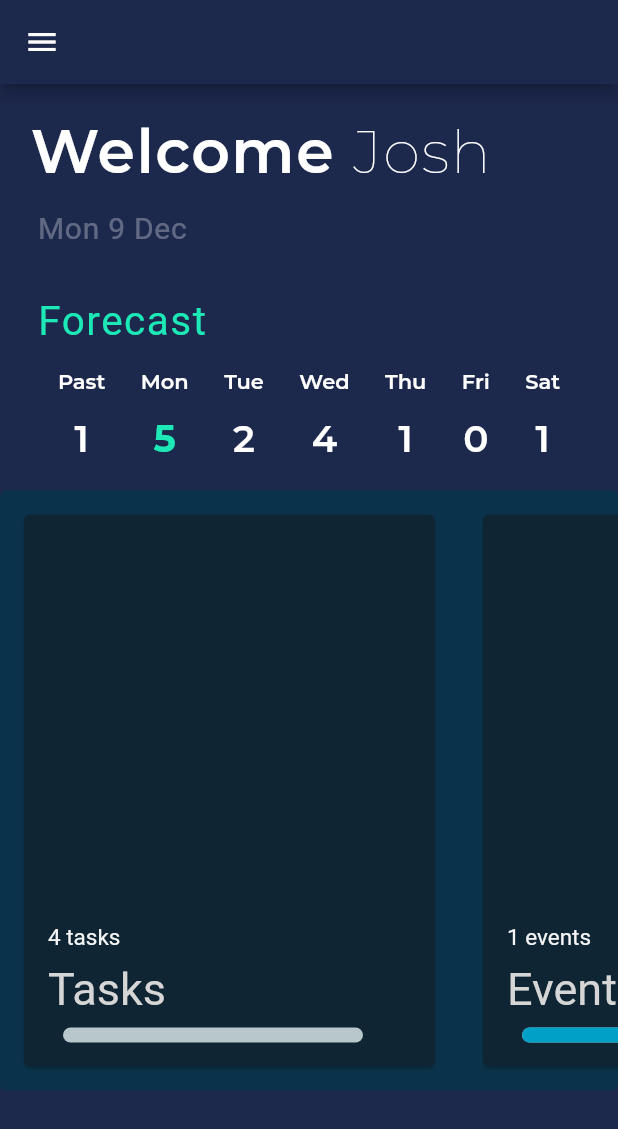
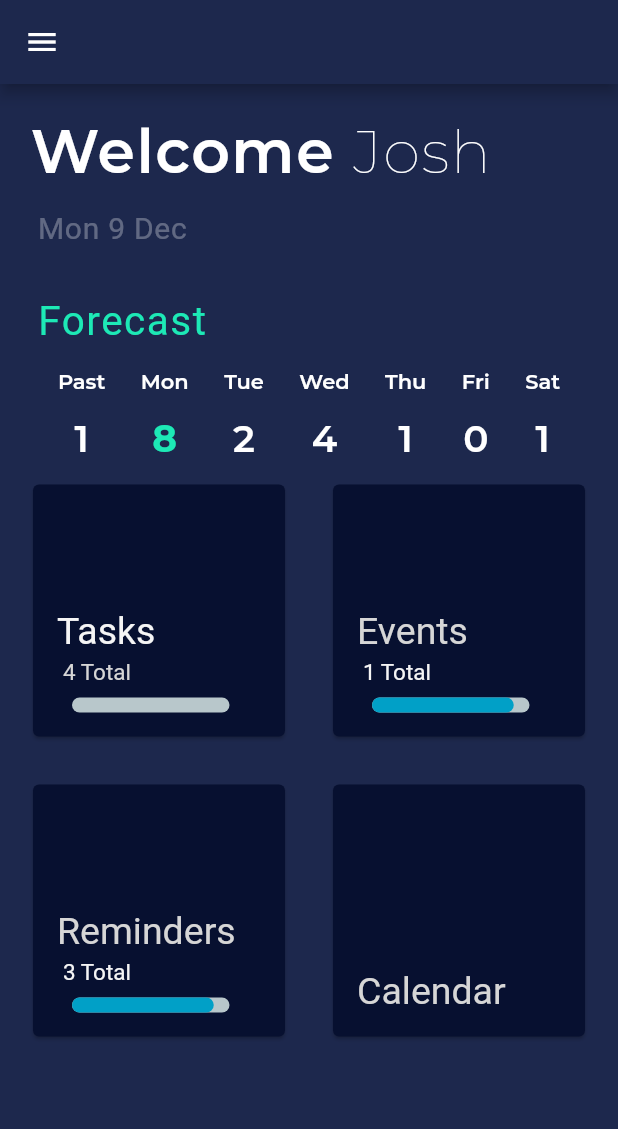
Before and after one commit to ngarcia238/Productivist2.0, a Flutter app: the screen it shows after launch, after a tap on "Log In", on a phone screen of 412 x 824 dp. Shown: the top 1129 px of the screen. Run offline on Flutter 3.47's test engine with Material 2 defaults, Android fonts, the phone set to English and light mode, and no system bars; drawn by our look-alikes of percent_indicator; our stand-ins replace numberpicker, table_calendar; Roboto replaces fonts that are missing (Calibre-Semibold, Montserrat-Regular); project files that could hold a hidden picture were left out.

Commit message:
Layout changed

```diff
--- a/lib/screens/welcome_page.dart
+++ b/lib/screens/welcome_page.dart
@@ -19,6 +19,7 @@ class _WelcomePageState extends State<WelcomePage> {
   String formattedDate = DateFormat('EEE d MMM').format(DateTime.now());
   double completionRate =
       (currentUser.completed.length / currentUser.tasks.length).toDouble();
+  int total = currentUser.reminders.length + currentUser.events.length + currentUser.tasks.length;
 
   CalendarController _controller;
   @override
@@ -128,6 +129,7 @@ class _WelcomePageState extends State<WelcomePage> {
 /// Second column should contain the current date count of items
 /// The rest should contain the consecutive weeks
 /////////////////////////////////////////////////////////////////////////
+
               Row(
                   children: <Widget>[
                     Padding(
@@ -191,7 +193,7 @@ class _WelcomePageState extends State<WelcomePage> {
                         // Count
                         Padding(
                           padding: EdgeInsets.fromLTRB(0, 15, 0, 0),
-                          child: Text("5",
+                          child: Text("${total}",
                             style: TextStyle(
                               fontFamily: 'Montserrat-Bold',
                               fontSize: 25,
@@ -345,17 +347,17 @@ class _WelcomePageState extends State<WelcomePage> {
                 ),
               ),*/
 
-              Container(
-                decoration: BoxDecoration(
-                  color: Color.fromRGBO(10, 51, 75, 1),
-                  borderRadius: BorderRadius.all(Radius.circular(4.0)),
-                ),
-                margin: EdgeInsets.fromLTRB(0, 20, 0, 20),
-                height: 400,
-                child: ListView(
-                  scrollDirection: Axis.horizontal,
+              // Row 1 Tasks & Events
+              Row(
+                  mainAxisAlignment: MainAxisAlignment.center,
                   children: <Widget>[
-                    GestureDetector(
+
+                    Padding(
+                      padding: EdgeInsets.fromLTRB(0, 0, 0, 0),
+                      child: SizedBox(
+                          width: 200,
+                          height: 200,
+                          child:  GestureDetector(
                       onTap: () {
                         print(currentUser.completed.length /
                             currentUser.tasks.length);
@@ -366,7 +368,7 @@ class _WelcomePageState extends State<WelcomePage> {
                                 builder: (context) => TasksPage()));
                       },
                       child: Card(
-                        color: Color.fromRGBO(15, 37, 51, 1.0),
+                        color: Color(0xFF071030),
                         margin: EdgeInsets.fromLTRB(16.0, 16.0, 16.0, 16.0),
                         child: Padding(
                           padding: EdgeInsets.all(12.0),
@@ -374,37 +376,39 @@ class _WelcomePageState extends State<WelcomePage> {
                             crossAxisAlignment: CrossAxisAlignment.stretch,
                             children: <Widget>[
                               SizedBox(
-                                width: 250,
+                                width: 140,
                                 child: Container(
                                   child: Column(
                                     crossAxisAlignment:
                                         CrossAxisAlignment.start,
                                     mainAxisAlignment: MainAxisAlignment.end,
                                     children: <Widget>[
+
                                       Padding(
                                         padding: const EdgeInsets.all(4.0),
                                         child: Text(
-                                          "${currentUser.tasks.length} tasks",
+                                          "Tasks",
                                           style: TextStyle(
-                                            fontSize: 15.0,
+                                            fontSize: 25.0,
                                             color: Colors.grey[100],
                                           ),
                                         ),
                                       ),
                                       Padding(
-                                        padding: const EdgeInsets.all(4.0),
+                                        padding: const EdgeInsets.only(left: 8, bottom: 4),
                                         child: Text(
-                                          "Tasks",
+                                          "${currentUser.tasks.length} Total",
                                           style: TextStyle(
-                                            fontSize: 30.0,
+                                            fontSize: 15.0,
                                             color: Colors.grey[350],
                                           ),
                                         ),
                                       ),
+
                                       Padding(
                                         padding: EdgeInsets.all(4.0),
                                         child: new LinearPercentIndicator(
-                                          width: 220,
+                                          width: 125,
                                           animation: true,
                                           lineHeight: 10.0,
                                           animationDuration: 2000,
@@ -423,7 +427,15 @@ class _WelcomePageState extends State<WelcomePage> {
                         ),
                       ),
                     ),
-                    GestureDetector(
+                    ),
+                    ),
+
+                    Padding(
+                      padding: EdgeInsets.fromLTRB(0, 0, 0, 0),
+                      child: SizedBox(
+                          width: 200,
+                          height: 200,
+                          child: GestureDetector(
                       onTap: () {
                         Navigator.push(
                             context,
@@ -431,7 +443,7 @@ class _WelcomePageState extends State<WelcomePage> {
                                 builder: (context) => EventsPage()));
                       },
                       child: Card(
-                        color: Color.fromRGBO(15, 37, 51, 1.0),
+                        color: Color(0xFF071030),
                         margin: EdgeInsets.fromLTRB(16.0, 16.0, 16.0, 16.0),
                         child: Padding(
                           padding: EdgeInsets.all(12.0),
@@ -439,7 +451,7 @@ class _WelcomePageState extends State<WelcomePage> {
                             crossAxisAlignment: CrossAxisAlignment.stretch,
                             children: <Widget>[
                               SizedBox(
-                                width: 250,
+                                width: 140,
                                 child: Container(
                                   child: Column(
                                     crossAxisAlignment:
@@ -448,36 +460,126 @@ class _WelcomePageState extends State<WelcomePage> {
                                     children: <Widget>[
                                       Padding(
                                         padding: const EdgeInsets.all(4.0),
+                                        child: Text(
+                                          "Events",
+                                          style: TextStyle(
+                                            fontSize: 25.0,
+                                            color: Colors.grey[350],
+                                          ),
+                                        ),
+                                      ),
+                                      Padding(
+                                        padding: const EdgeInsets.only(left: 8, bottom: 4.0),
                                         child: currentUser.events.length != null
                                             ? Text(
-                                                "${currentUser.events.length} events",
+                                                "${currentUser.events.length} Total",
                                                 style: TextStyle(
                                                   fontSize: 15.0,
                                                   color: Colors.grey[100],
                                                 ),
                                               )
                                             : Text(
-                                                "${currentUser.events.length} events",
+                                                "${currentUser.events.length} Total",
                                                 style: TextStyle(
                                                   fontSize: 15.0,
                                                   color: Colors.grey[100],
                                                 ),
                                               ),
                                       ),
+
+                                      Padding(
+                                        padding: EdgeInsets.all(4.0),
+                                        child: new LinearPercentIndicator(
+                                          width: 125,
+                                          animation: true,
+                                          lineHeight: 10.0,
+                                          animationDuration: 2000,
+                                          percent: 0.9,
+                                          linearStrokeCap:
+                                              LinearStrokeCap.roundAll,
+                                          progressColor: Color(0xff01A0C7),
+                                        ),
+                                      ),
+                                    ],
+                                  ),
+                                ),
+                              )
+                            ],
+                          ),
+                        ),
+                      ),
+                    ),),
+                    ),
+                ],
+              ),
+
+              // Row 2 Reminders &
+              Row(
+                  mainAxisAlignment: MainAxisAlignment.center,
+                  children: <Widget>[
+
+                    Padding(
+                      padding: EdgeInsets.fromLTRB(0, 0, 0, 0),
+                      child: SizedBox(
+                          width: 200,
+                          height: 200,
+                          child:  GestureDetector(
+                      onTap: () {
+                        Navigator.push(
+                            context,
+                            MaterialPageRoute(
+                                builder: (context) => RemindersPage()));
+                      },
+                      child: Card(
+                        color: Color(0xFF071030),
+                        margin: EdgeInsets.fromLTRB(16.0, 16.0, 16.0, 16.0),
+                        child: Padding(
+                          padding: EdgeInsets.all(12.0),
+                          child: Row(
+                            crossAxisAlignment: CrossAxisAlignment.stretch,
+                            children: <Widget>[
+                              SizedBox(
+                                width: 140,
+                                child: Container(
+                                  child: Column(
+                                    crossAxisAlignment:
+                                        CrossAxisAlignment.start,
+                                    mainAxisAlignment: MainAxisAlignment.end,
+                                    children: <Widget>[
                                       Padding(
                                         padding: const EdgeInsets.all(4.0),
                                         child: Text(
-                                          "Events",
+                                          "Reminders",
                                           style: TextStyle(
-                                            fontSize: 30.0,
+                                            fontSize: 25.0,
                                             color: Colors.grey[350],
                                           ),
                                         ),
                                       ),
                                       Padding(
+                                        padding: const EdgeInsets.only(left: 8, bottom: 4),
+                                        child:
+                                            currentUser.reminders.length != null
+                                                ? Text(
+                                                    "${currentUser.reminders.length} Total",
+                                                    style: TextStyle(
+                                                      fontSize: 15.0,
+                                                      color: Colors.grey[100],
+                                                    ),
+                                                  )
+                                                : Text(
+                                                    "${currentUser.reminders.length} Total",
+                                                    style: TextStyle(
+                                                      fontSize: 15.0,
+                                                      color: Colors.grey[100],
+                                                    ),
+                                                  ),
+                                      ),
+
+                                      Padding(
                                         padding: EdgeInsets.all(4.0),
                                         child: new LinearPercentIndicator(
-                                          width: 220,
+                                          width: 125,
                                           animation: true,
                                           lineHeight: 10.0,
                                           animationDuration: 2000,
@@ -496,15 +598,26 @@ class _WelcomePageState extends State<WelcomePage> {
                         ),
                       ),
                     ),
-                    GestureDetector(
+                    ),
+                    ),
+
+                    Padding(
+                      padding: EdgeInsets.fromLTRB(0, 0, 0, 0),
+                      child: SizedBox(
+                          width: 200,
+                          height: 200,
+                          child: GestureDetector(
                       onTap: () {
-                        Navigator.push(
-                            context,
-                            MaterialPageRoute(
-                                builder: (context) => RemindersPage()));
+                        // Update the state of the app
+                        // ...
+                        // Then close the drawer
+                        Navigator.pop(context);
+                        Navigator.push(context,
+                            MaterialPageRoute(builder: (context) => CalendarPage()));
+                        setState(() {});
                       },
                       child: Card(
-                        color: Color.fromRGBO(15, 37, 51, 1.0),
+                        color: Color(0xFF071030),
                         margin: EdgeInsets.fromLTRB(16.0, 16.0, 16.0, 16.0),
                         child: Padding(
                           padding: EdgeInsets.all(12.0),
@@ -512,7 +625,7 @@ class _WelcomePageState extends State<WelcomePage> {
                             crossAxisAlignment: CrossAxisAlignment.stretch,
                             children: <Widget>[
                               SizedBox(
-                                width: 250,
+                                width: 140,
                                 child: Container(
                                   child: Column(
                                     crossAxisAlignment:
@@ -521,46 +634,15 @@ class _WelcomePageState extends State<WelcomePage> {
                                     children: <Widget>[
                                       Padding(
                                         padding: const EdgeInsets.all(4.0),
-                                        child:
-                                            currentUser.reminders.length != null
-                                                ? Text(
-                                                    "${currentUser.reminders.length} events",
-                                                    style: TextStyle(
-                                                      fontSize: 15.0,
-                                                      color: Colors.grey[100],
-                                                    ),
-                                                  )
-                                                : Text(
-                                                    "${currentUser.reminders.length} events",
-                                                    style: TextStyle(
-                                                      fontSize: 15.0,
-                                                      color: Colors.grey[100],
-                                                    ),
-                                                  ),
-                                      ),
-                                      Padding(
-                                        padding: const EdgeInsets.all(4.0),
                                         child: Text(
-                                          "Reminders",
+                                          "Calendar",
                                           style: TextStyle(
-                                            fontSize: 30.0,
+                                            fontSize: 25.0,
                                             color: Colors.grey[350],
                                           ),
                                         ),
                                       ),
-                                      Padding(
-                                        padding: EdgeInsets.all(4.0),
-                                        child: new LinearPercentIndicator(
-                                          width: 220,
-                                          animation: true,
-                                          lineHeight: 10.0,
-                                          animationDuration: 2000,
-                                          percent: 0.9,
-                                          linearStrokeCap:
-                                              LinearStrokeCap.roundAll,
-                                          progressColor: Color(0xff01A0C7),
-                                        ),
-                                      ),
+
                                     ],
                                   ),
                                 ),
@@ -569,10 +651,15 @@ class _WelcomePageState extends State<WelcomePage> {
                           ),
                         ),
                       ),
+                    ),),
                     ),
-                  ],
-                ),
-              )
+                ],
+              ),
+
+//////////////////////////////////////////////////////////////////////
+
+
+
             ],
           ),
         ),
```
